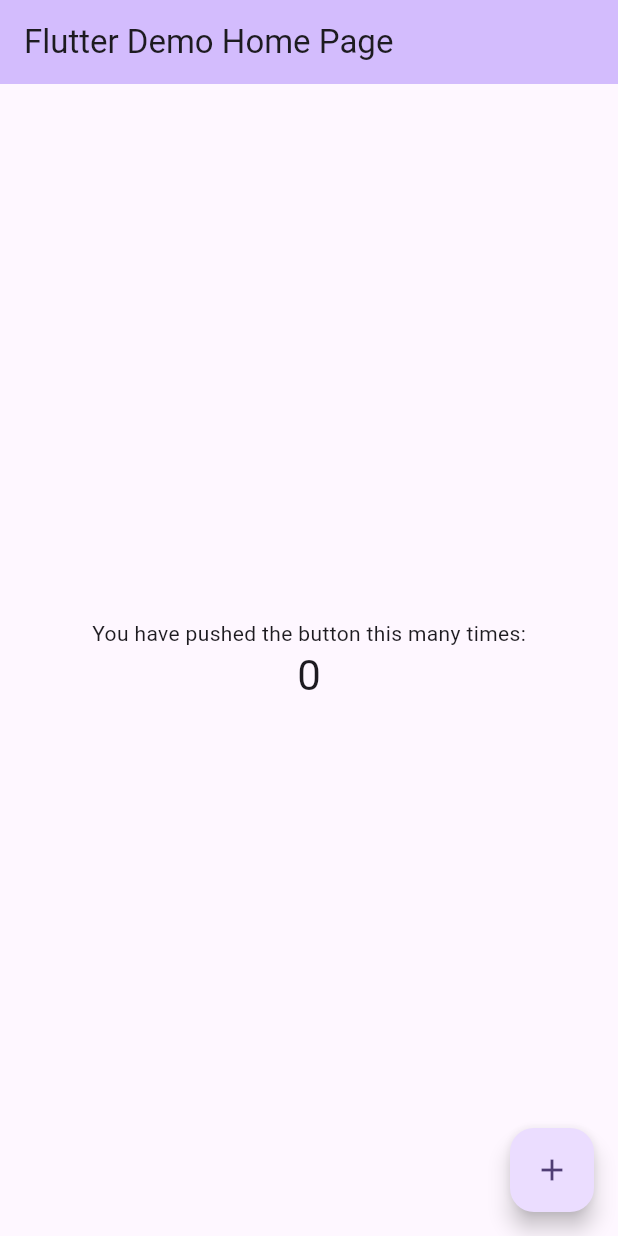
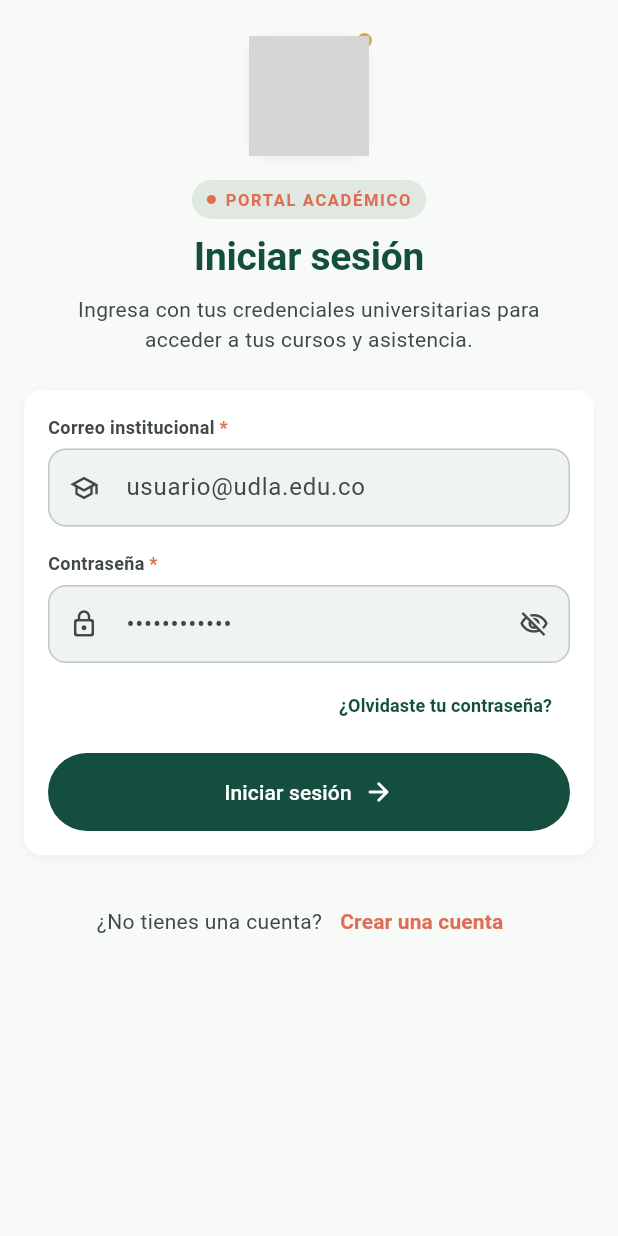
Before and after one commit to caren65vi/proyecto-final-de-movil, a Flutter app: the screen it shows after launch, on a phone screen of 412 x 824 dp. Run offline on Flutter 3.47's test engine with Material 3 defaults, Android fonts, the light colour scheme and no system bars; our stand-ins replace cloud_firestore, firebase_core; accounts and stored records are empty; grey boxes are pictures that could not be loaded.

Commit message:
Pantalla de login, tema de la app y soporte web

```diff
--- a/analysis_options.yaml
+++ b/analysis_options.yaml
@@ -14,6 +14,7 @@ analyzer:
     - build/**
     - android/**
     - ios/**
+    - web/**
 
 linter:
   # The lint rules applied to this project can be customized in the
--- /dev/null
+++ b/lib/core/theme/app_colors.dart
@@ -0,0 +1,38 @@
+import 'package:flutter/material.dart';
+
+class AppColors {
+  AppColors._();
+
+  // Marca Ceiba
+  static const Color primary = Color(0xFF134E3F);
+  static const Color primaryDark = Color(0xFF00362A);
+
+  static const Color secondary = Color(0xFFE06D53);
+  static const Color tertiary = Color(0xFFD4AF37);
+
+  // Fondos
+  static const Color background = Color(0xFFF8FAF8);
+  static const Color surface = Color(0xFFFFFFFF);
+  static const Color surfaceLow = Color(0xFFF0F4F1);
+  static const Color surfaceContainer = Color(0xFFE9EFEA);
+  static const Color surfaceHigh = Color(0xFFDFE8E1);
+
+  // Texto
+  static const Color textPrimary = Color(0xFF191C1B);
+  static const Color textSecondary = Color(0xFF404945);
+
+  // Bordes
+  static const Color outline = Color(0xFF707973);
+  static const Color outlineVariant = Color(0xFFBFC9C2);
+
+  // Estados
+  static const Color error = Color(0xFFBA1A1A);
+
+  static const Color attendancePresent = Color(0xFFE2F0EC);
+  static const Color attendanceWarning = Color(0xFFFCEEEA);
+  static const Color attendanceAbsent = Color(0xFFE9EFEA);
+
+  static const Color attendancePresentText = Color(0xFF134E3F);
+  static const Color attendanceWarningText = Color(0xFFC44F35);
+  static const Color attendanceAbsentText = Color(0xFF57635C);
+}
--- /dev/null
+++ b/lib/core/theme/app_theme.dart
@@ -0,0 +1,54 @@
+import 'package:flutter/material.dart';
+
+import 'app_colors.dart';
+
+class AppTheme {
+  AppTheme._();
+
+  static ThemeData get lightTheme {
+    final colorScheme =
+        ColorScheme.fromSeed(
+          seedColor: AppColors.primary,
+          brightness: Brightness.light,
+        ).copyWith(
+          primary: AppColors.primary,
+          onPrimary: Colors.white,
+          secondary: AppColors.secondary,
+          onSecondary: Colors.white,
+          tertiary: AppColors.tertiary,
+          surface: AppColors.background,
+          error: AppColors.error,
+          outline: AppColors.outline,
+          outlineVariant: AppColors.outlineVariant,
+        );
+
+    return ThemeData(
+      useMaterial3: true,
+      colorScheme: colorScheme,
+      scaffoldBackgroundColor: AppColors.background,
+
+      textTheme: ThemeData.light().textTheme,
+
+      inputDecorationTheme: InputDecorationTheme(
+        filled: true,
+        fillColor: AppColors.surfaceLow,
+        contentPadding: const EdgeInsets.symmetric(
+          horizontal: 16,
+          vertical: 14,
+        ),
+        border: OutlineInputBorder(
+          borderRadius: BorderRadius.circular(12),
+          borderSide: const BorderSide(color: AppColors.outlineVariant),
+        ),
+        enabledBorder: OutlineInputBorder(
+          borderRadius: BorderRadius.circular(12),
+          borderSide: const BorderSide(color: AppColors.outlineVariant),
+        ),
+        focusedBorder: OutlineInputBorder(
+          borderRadius: BorderRadius.circular(12),
+          borderSide: const BorderSide(color: AppColors.primary, width: 2),
+        ),
+      ),
+    );
+  }
+}
--- /dev/null
+++ b/lib/features/auth/screens/login_screen.dart
@@ -0,0 +1,374 @@
+import 'package:flutter/material.dart';
+
+import '../../../core/theme/app_colors.dart';
+
+class LoginScreen extends StatefulWidget {
+  const LoginScreen({super.key});
+
+  @override
+  State<LoginScreen> createState() => _LoginScreenState();
+}
+
+class _LoginScreenState extends State<LoginScreen> {
+  final _formKey = GlobalKey<FormState>();
+
+  final _emailController = TextEditingController();
+  final _passwordController = TextEditingController();
+
+  bool _obscurePassword = true;
+
+  @override
+  void dispose() {
+    _emailController.dispose();
+    _passwordController.dispose();
+    super.dispose();
+  }
+
+  void _login() {
+    if (!_formKey.currentState!.validate()) {
+      return;
+    }
+
+    // Más adelante aquí conectaremos Firebase Authentication.
+    ScaffoldMessenger.of(context).showSnackBar(
+      const SnackBar(
+        content: Text('Formulario correcto. Firebase se conectará después.'),
+      ),
+    );
+  }
+
+  void _forgotPassword() {
+    // Más adelante navegaremos a recuperación de contraseña.
+    ScaffoldMessenger.of(context).showSnackBar(
+      const SnackBar(content: Text('Recuperación de contraseña pendiente.')),
+    );
+  }
+
+  void _createAccount() {
+    // Cuando creemos RegisterScreen cambiaremos esto por Navigator.push().
+    ScaffoldMessenger.of(context).showSnackBar(
+      const SnackBar(content: Text('Pantalla de registro pendiente.')),
+    );
+  }
+
+  @override
+  Widget build(BuildContext context) {
+    return Scaffold(
+      backgroundColor: AppColors.background,
+      body: SafeArea(
+        child: SingleChildScrollView(
+          padding: const EdgeInsets.fromLTRB(16, 16, 16, 24),
+          child: Column(
+            crossAxisAlignment: CrossAxisAlignment.stretch,
+            children: [
+              const SizedBox(height: 8),
+
+              // Logo
+              Center(
+                child: Stack(
+                  clipBehavior: Clip.none,
+                  children: [
+                    Container(
+                      width: 80,
+                      height: 80,
+                      decoration: BoxDecoration(
+                        color: Colors.white,
+                        borderRadius: BorderRadius.circular(16),
+                        boxShadow: [
+                          BoxShadow(
+                            color: AppColors.primary.withOpacity(0.08),
+                            blurRadius: 6,
+                            offset: const Offset(0, 2),
+                          ),
+                        ],
+                      ),
+                      child: ClipRRect(
+                        child: ClipRRect(
+                          borderRadius: BorderRadius.circular(16),
+                          child: Image.asset(
+                            '../../../../../assets/images/ceiba_logo.png',
+                            fit: BoxFit.contain,
+                          ),
+                        ),
+                      ),
+                    ),
+
+                    Positioned(
+                      top: -4,
+                      right: -4,
+                      child: Container(
+                        width: 14,
+                        height: 14,
+                        decoration: BoxDecoration(
+                          color: AppColors.tertiary,
+                          shape: BoxShape.circle,
+                          border: Border.all(
+                            color: AppColors.background,
+                            width: 2,
+                          ),
+                        ),
+                      ),
+                    ),
+                  ],
+                ),
+              ),
+
+              const SizedBox(height: 16),
+
+              // Portal académico
+              Center(
+                child: Container(
+                  padding: const EdgeInsets.symmetric(
+                    horizontal: 10,
+                    vertical: 5,
+                  ),
+                  decoration: BoxDecoration(
+                    color: AppColors.surfaceHigh,
+                    borderRadius: BorderRadius.circular(999),
+                  ),
+                  child: Row(
+                    mainAxisSize: MainAxisSize.min,
+                    children: [
+                      Container(
+                        width: 6,
+                        height: 6,
+                        decoration: const BoxDecoration(
+                          color: AppColors.secondary,
+                          shape: BoxShape.circle,
+                        ),
+                      ),
+                      const SizedBox(width: 6),
+                      const Text(
+                        'PORTAL ACADÉMICO',
+                        style: TextStyle(
+                          color: AppColors.secondary,
+                          fontSize: 11,
+                          fontWeight: FontWeight.w600,
+                          letterSpacing: 1.1,
+                        ),
+                      ),
+                    ],
+                  ),
+                ),
+              ),
+
+              const SizedBox(height: 8),
+
+              const Text(
+                'Iniciar sesión',
+                textAlign: TextAlign.center,
+                style: TextStyle(
+                  color: AppColors.primary,
+                  fontSize: 26,
+                  height: 1.3,
+                  fontWeight: FontWeight.w700,
+                  letterSpacing: -0.2,
+                ),
+              ),
+
+              const SizedBox(height: 8),
+
+              const Padding(
+                padding: EdgeInsets.symmetric(horizontal: 32),
+                child: Text(
+                  'Ingresa con tus credenciales universitarias para acceder a tus cursos y asistencia.',
+                  textAlign: TextAlign.center,
+                  style: TextStyle(
+                    color: AppColors.textSecondary,
+                    fontSize: 14,
+                    height: 1.45,
+                  ),
+                ),
+              ),
+
+              const SizedBox(height: 24),
+
+              // Formulario
+              Container(
+                padding: const EdgeInsets.all(16),
+                decoration: BoxDecoration(
+                  color: Colors.white,
+                  borderRadius: BorderRadius.circular(12),
+                  boxShadow: [
+                    BoxShadow(
+                      color: AppColors.primary.withOpacity(0.06),
+                      blurRadius: 5,
+                      offset: const Offset(0, 2),
+                    ),
+                  ],
+                ),
+                child: Form(
+                  key: _formKey,
+                  child: Column(
+                    crossAxisAlignment: CrossAxisAlignment.stretch,
+                    children: [
+                      // Correo
+                      _FieldLabel(label: 'Correo institucional'),
+
+                      const SizedBox(height: 6),
+
+                      TextFormField(
+                        controller: _emailController,
+                        keyboardType: TextInputType.emailAddress,
+                        autofillHints: const [AutofillHints.email],
+                        decoration: const InputDecoration(
+                          hintText: 'usuario@udla.edu.co',
+                          prefixIcon: Icon(Icons.school_outlined, size: 20),
+                        ),
+                        validator: (value) {
+                          if (value == null || value.trim().isEmpty) {
+                            return 'Ingresa tu correo institucional';
+                          }
+
+                          if (!value.contains('@')) {
+                            return 'Ingresa un correo válido';
+                          }
+
+                          return null;
+                        },
+                      ),
+
+                      const SizedBox(height: 16),
+
+                      // Contraseña
+                      _FieldLabel(label: 'Contraseña'),
+
+                      const SizedBox(height: 6),
+
+                      TextFormField(
+                        controller: _passwordController,
+                        obscureText: _obscurePassword,
+                        autofillHints: const [AutofillHints.password],
+                        decoration: InputDecoration(
+                          hintText: '••••••••••••',
+                          prefixIcon: const Icon(
+                            Icons.lock_outline_rounded,
+                            size: 20,
+                          ),
+                          suffixIcon: IconButton(
+                            tooltip: _obscurePassword
+                                ? 'Mostrar contraseña'
+                                : 'Ocultar contraseña',
+                            onPressed: () {
+                              setState(() {
+                                _obscurePassword = !_obscurePassword;
+                              });
+                            },
+                            icon: Icon(
+                              _obscurePassword
+                                  ? Icons.visibility_off_outlined
+                                  : Icons.visibility_outlined,
+                              size: 20,
+                            ),
+                          ),
+                        ),
+                        validator: (value) {
+                          if (value == null || value.isEmpty) {
+                            return 'Ingresa tu contraseña';
+                          }
+
+                          return null;
+                        },
+                      ),
+
+                      const SizedBox(height: 4),
+
+                      Align(
+                        alignment: Alignment.centerRight,
+                        child: TextButton(
+                          onPressed: _forgotPassword,
+                          child: const Text(
+                            '¿Olvidaste tu contraseña?',
+                            style: TextStyle(
+                              color: AppColors.primary,
+                              fontSize: 12,
+                              fontWeight: FontWeight.w600,
+                            ),
+                          ),
+                        ),
+                      ),
+
+                      const SizedBox(height: 8),
+
+                      SizedBox(
+                        height: 52,
+                        child: FilledButton(
+                          onPressed: _login,
+                          child: const Row(
+                            mainAxisAlignment: MainAxisAlignment.center,
+                            children: [
+                              Text('Iniciar sesión'),
+                              SizedBox(width: 8),
+                              Icon(Icons.arrow_forward_rounded, size: 20),
+                            ],
+                          ),
+                        ),
+                      ),
+                    ],
+                  ),
+                ),
+              ),
+
+              const SizedBox(height: 20),
+
+              Row(
+                mainAxisAlignment: MainAxisAlignment.center,
+                children: [
+                  const Text(
+                    '¿No tienes una cuenta?',
+                    style: TextStyle(
+                      color: AppColors.textSecondary,
+                      fontSize: 14,
+                    ),
+                  ),
+                  TextButton(
+                    onPressed: _createAccount,
+                    child: const Text(
+                      'Crear una cuenta',
+                      style: TextStyle(
+                        color: AppColors.secondary,
+                        fontSize: 14,
+                        fontWeight: FontWeight.w600,
+                      ),
+                    ),
+                  ),
+                ],
+              ),
+            ],
+          ),
+        ),
+      ),
+    );
+  }
+}
+
+class _FieldLabel extends StatelessWidget {
+  final String label;
+
+  const _FieldLabel({required this.label});
+
+  @override
+  Widget build(BuildContext context) {
+    return Row(
+      children: [
+        Text(
+          label,
+          style: const TextStyle(
+            color: AppColors.textSecondary,
+            fontSize: 12,
+            fontWeight: FontWeight.w600,
+          ),
+        ),
+        const SizedBox(width: 3),
+        const Text(
+          '*',
+          style: TextStyle(
+            color: AppColors.secondary,
+            fontSize: 12,
+            fontWeight: FontWeight.bold,
+          ),
+        ),
+      ],
+    );
+  }
+}
--- a/lib/main.dart
+++ b/lib/main.dart
@@ -1,126 +1,22 @@
 import 'package:flutter/material.dart';
-import 'package:firebase_core/firebase_core.dart';
-import 'FireBase/firebase_options.dart';
 
-void main() async {
-  WidgetsFlutterBinding.ensureInitialized();
-  await Firebase.initializeApp(options: DefaultFirebaseOptions.currentPlatform);
-  runApp(const MyApp());
+import 'core/theme/app_theme.dart';
+import 'features/auth/screens/login_screen.dart';
+
+void main() {
+  runApp(const CeibaApp());
 }
 
-class MyApp extends StatelessWidget {
-  const MyApp({super.key});
+class CeibaApp extends StatelessWidget {
+  const CeibaApp({super.key});
 
-  // This widget is the root of your application.
   @override
   Widget build(BuildContext context) {
     return MaterialApp(
-      title: 'Flutter Demo',
-      theme: ThemeData(
-        // This is the theme of your application.
-        //
-        // TRY THIS: Try running your application with "flutter run". You'll see
-        // the application has a purple toolbar. Then, without quitting the app,
-        // try changing the seedColor in the colorScheme below to Colors.green
-        // and then invoke "hot reload" (save your changes or press the "hot
-        // reload" button in a Flutter-supported IDE, or press "r" if you used
-        // the command line to start the app).
-        //
-        // Notice that the counter didn't reset back to zero; the application
-        // state is not lost during the reload. To reset the state, use hot
-        // restart instead.
-        //
-        // This works for code too, not just values: Most code changes can be
-        // tested with just a hot reload.
-        colorScheme: .fromSeed(seedColor: Colors.deepPurple),
-      ),
-      home: const MyHomePage(title: 'Flutter Demo Home Page'),
+      title: 'Ceiba',
+      debugShowCheckedModeBanner: false,
+      theme: AppTheme.lightTheme,
+      home: const LoginScreen(),
     );
   }
 }
-
-class MyHomePage extends StatefulWidget {
-  const MyHomePage({super.key, required this.title});
-
-  // This widget is the home page of your application. It is stateful, meaning
-  // that it has a State object (defined below) that contains fields that affect
-  // how it looks.
-
-  // This class is the configuration for the state. It holds the values (in this
-  // case the title) provided by the parent (in this case the App widget) and
-  // used by the build method of the State. Fields in a Widget subclass are
-  // always marked "final".
-
-  final String title;
-
-  @override
-  State<MyHomePage> createState() => _MyHomePageState();
-}
-
-class _MyHomePageState extends State<MyHomePage> {
-  int _counter = 0;
-
-  void _incrementCounter() {
-    setState(() {
-      // This call to setState tells the Flutter framework that something has
-      // changed in this State, which causes it to rerun the build method below
-      // so that the display can reflect the updated values. If we changed
-      // _counter without calling setState(), then the build method would not be
-      // called again, and so nothing would appear to happen.
-      _counter++;
-    });
-  }
-
-  @override
-  Widget build(BuildContext context) {
-    // This method is rerun every time setState is called, for instance as done
-    // by the _incrementCounter method above.
-    //
-    // The Flutter framework has been optimized to make rerunning build methods
-    // fast, so that you can just rebuild anything that needs updating rather
-    // than having to individually change instances of widgets.
-    return Scaffold(
-      appBar: AppBar(
-        // TRY THIS: Try changing the color here to a specific color (to
-        // Colors.amber, perhaps?) and trigger a hot reload to see the AppBar
-        // change color while the other colors stay the same.
-        backgroundColor: Theme.of(context).colorScheme.inversePrimary,
-        // Here we take the value from the MyHomePage object that was created by
-        // the App.build method, and use it to set our appbar title.
-        title: Text(widget.title),
-      ),
-      body: Center(
-        // Center is a layout widget. It takes a single child and positions it
-        // in the middle of the parent.
-        child: Column(
-          // Column is also a layout widget. It takes a list of children and
-          // arranges them vertically. By default, it sizes itself to fit its
-          // children horizontally, and tries to be as tall as its parent.
-          //
-          // Column has various properties to control how it sizes itself and
-          // how it positions its children. Here we use mainAxisAlignment to
-          // center the children vertically; the main axis here is the vertical
-          // axis because Columns are vertical (the cross axis would be
-          // horizontal).
-          //
-          // TRY THIS: Invoke "debug painting" (choose the "Toggle Debug Paint"
-          // action in the IDE, or press "p" in the console), to see the
-          // wireframe for each widget.
-          mainAxisAlignment: .center,
-          children: [
-            const Text('You have pushed the button this many times:'),
-            Text(
-              '$_counter',
-              style: Theme.of(context).textTheme.headlineMedium,
-            ),
-          ],
-        ),
-      ),
-      floatingActionButton: FloatingActionButton(
-        onPressed: _incrementCounter,
-        tooltip: 'Increment',
-        child: const Icon(Icons.add),
-      ),
-    );
-  }
-}
--- a/pubspec.yaml
+++ b/pubspec.yaml
@@ -2,7 +2,7 @@ name: ceiba
 description: "A new Flutter project."
 # The following line prevents the package from being accidentally published to
 # pub.dev using `flutter pub publish`. This is preferred for private packages.
-publish_to: 'none' # Remove this line if you wish to publish to pub.dev
+publish_to: "none" # Remove this line if you wish to publish to pub.dev
 
 # The following defines the version and build number for your application.
 # A version number is three numbers separated by dots, like 1.2.43
@@ -53,12 +53,13 @@ dev_dependencies:
 
 # The following section is specific to Flutter packages.
 flutter:
-
   # The following line ensures that the Material Icons font is
   # included with your application, so that you can use the icons in
   # the material Icons class.
   uses-material-design: true
 
+  assets:
+    - assets/images/
   # To add assets to your application, add an assets section, like this:
   # assets:
   #   - images/a_dot_burr.jpeg
```
Also changed, not shown: assets/images/ceiba_logo.png (added), 9 other files.
